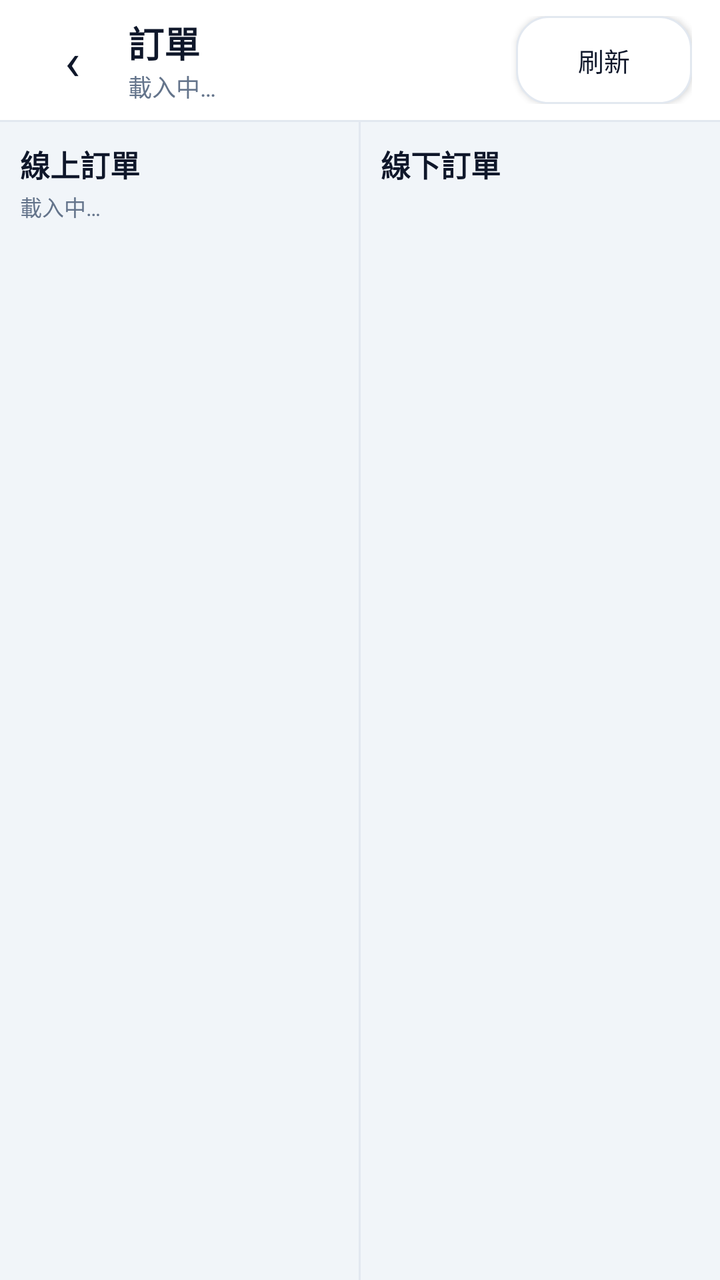
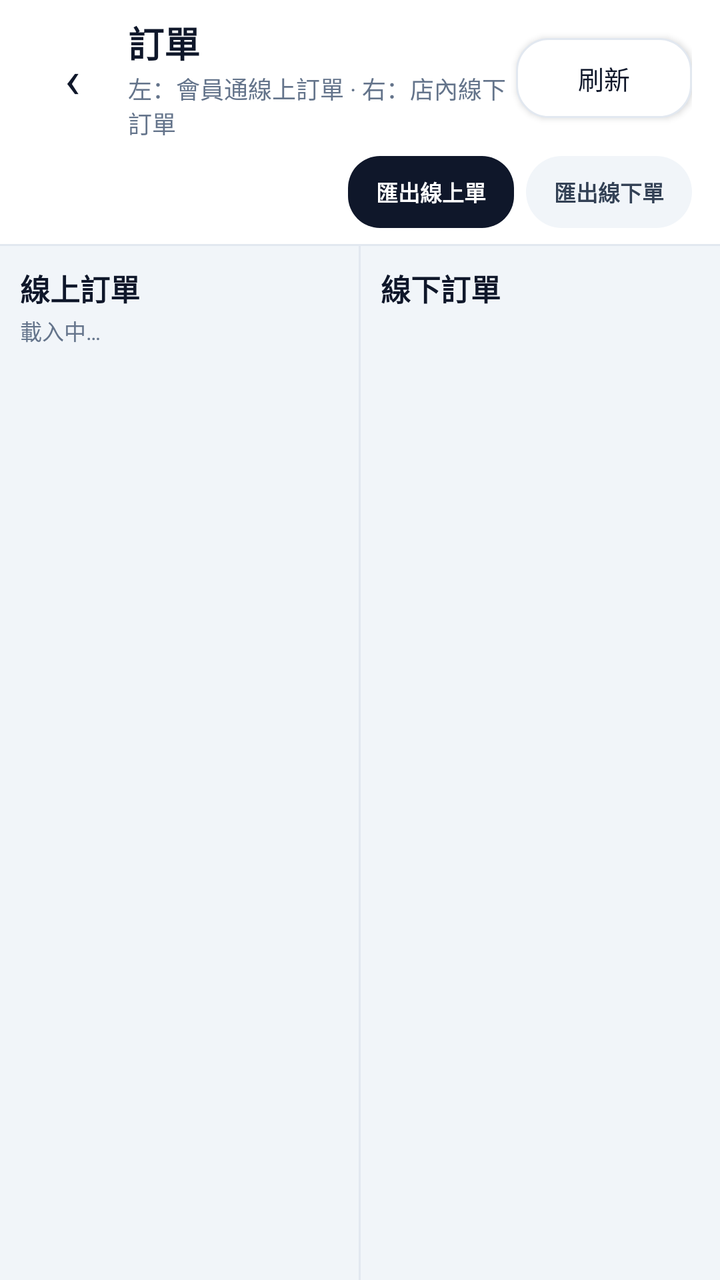

Two renders of the same Android screen: before a commit and after it. Below are the layout's source before the change and the commit's diff.
<!-- AndroidManifest.xml: application theme Theme.MacauposNative -->
<!-- res/layout/activity_orders.xml -->
<?xml version="1.0" encoding="utf-8"?>
<LinearLayout xmlns:android="http://schemas.android.com/apk/res/android"
    android:layout_width="match_parent"
    android:layout_height="match_parent"
    android:background="@color/bg_screen"
    android:fitsSystemWindows="true"
    android:orientation="vertical">

    <LinearLayout
        android:layout_width="match_parent"
        android:layout_height="wrap_content"
        android:background="@color/card"
        android:gravity="center_vertical"
        android:orientation="horizontal"
        android:paddingHorizontal="14dp"
        android:paddingVertical="8dp">

        <TextView
            android:id="@+id/btnBack"
            android:layout_width="44dp"
            android:layout_height="44dp"
            android:gravity="center"
            android:text="‹"
            android:textColor="@color/text_primary"
            android:textSize="26sp" />

        <LinearLayout
            android:layout_width="0dp"
            android:layout_height="wrap_content"
            android:layout_marginStart="6dp"
            android:layout_weight="1"
            android:orientation="vertical">

            <TextView
                android:layout_width="wrap_content"
                android:layout_height="wrap_content"
                android:text="訂單"
                android:textColor="@color/slate_900"
                android:textSize="18sp"
                android:textStyle="bold" />

            <TextView
                android:id="@+id/txtHint"
                android:layout_width="wrap_content"
                android:layout_height="wrap_content"
                android:text="載入中…"
                android:textColor="@color/text_secondary"
                android:textSize="12sp" />
        </LinearLayout>

        <Button
            android:id="@+id/btnRefresh"
            android:layout_width="wrap_content"
            android:layout_height="44dp"
            android:background="@drawable/bg_btn_outline"
            android:paddingHorizontal="16dp"
            android:text="刷新"
            android:textColor="@color/text_primary"
            android:textSize="13sp" />
    </LinearLayout>

    <View
        android:layout_width="match_parent"
        android:layout_height="1dp"
        android:background="@color/card_border" />

    
    <LinearLayout
        android:layout_width="match_parent"
        android:layout_height="0dp"
        android:layout_weight="1"
        android:orientation="horizontal">

        <LinearLayout
            android:layout_width="0dp"
            android:layout_height="match_parent"
            android:layout_weight="1"
            android:orientation="vertical"
            android:padding="10dp">

            <TextView
                android:layout_width="wrap_content"
                android:layout_height="wrap_content"
                android:text="線上訂單"
                android:textColor="@color/slate_900"
                android:textSize="15sp"
                android:textStyle="bold" />

            <TextView
                android:id="@+id/txtOnlineHint"
                android:layout_width="match_parent"
                android:layout_height="wrap_content"
                android:layout_marginTop="2dp"
                android:text="載入中…"
                android:textColor="@color/text_secondary"
                android:textSize="11sp" />

            <androidx.recyclerview.widget.RecyclerView
                android:id="@+id/recyclerOnline"
                android:layout_width="match_parent"
                android:layout_height="0dp"
                android:layout_marginTop="6dp"
                android:layout_weight="1"
                android:clipToPadding="false" />
        </LinearLayout>

        <View
            android:layout_width="1dp"
            android:layout_height="match_parent"
            android:background="@color/card_border" />

        <LinearLayout
            android:layout_width="0dp"
            android:layout_height="match_parent"
            android:layout_weight="1"
            android:orientation="vertical"
            android:padding="10dp">

            <TextView
                android:layout_width="wrap_content"
                android:layout_height="wrap_content"
                android:text="線下訂單"
                android:textColor="@color/slate_900"
                android:textSize="15sp"
                android:textStyle="bold" />

            <TextView
                android:id="@+id/txtLocalHint"
                android:layout_width="match_parent"
                android:layout_height="wrap_content"
                android:layout_marginTop="2dp"
                android:text=""
                android:textColor="@color/text_secondary"
                android:textSize="11sp" />

            <androidx.recyclerview.widget.RecyclerView
                android:id="@+id/recyclerLocal"
                android:layout_width="match_parent"
                android:layout_height="0dp"
                android:layout_marginTop="6dp"
                android:layout_weight="1"
                android:clipToPadding="false" />
        </LinearLayout>
    </LinearLayout>
</LinearLayout>
<!-- resources referenced by this layout -->
<resources>
  <color name="bg_screen">#F1F5F9</color>
  <color name="card">#FFFFFF</color>
  <color name="card_border">#E2E8F0</color>
  <color name="slate_900">#0F172A</color>
  <color name="text_primary">#0F172A</color>
  <color name="text_secondary">#64748B</color>
  <!-- drawable bg_btn_outline (drawable) -->
  <?xml version="1.0" encoding="utf-8"?>
  <selector xmlns:android="http://schemas.android.com/apk/res/android">
      <item android:state_pressed="true">
          <shape android:shape="rectangle">
              <solid android:color="@color/chip_bg" />
              <corners android:radius="16dp" />
              <stroke android:width="1dp" android:color="@color/text_faint" />
          </shape>
      </item>
      <item>
          <shape android:shape="rectangle">
              <solid android:color="@color/card" />
              <corners android:radius="16dp" />
              <stroke android:width="1dp" android:color="@color/card_border" />
          </shape>
      </item>
  </selector>
  <style name="Theme.MacauposNative" parent="android:Theme.Material.Light.NoActionBar">
          <item name="android:statusBarColor">#F1F5F9</item>
          <item name="android:navigationBarColor">#FFFFFF</item>
          <item name="android:windowBackground">#F1F5F9</item>
          <item name="android:colorAccent">#F97316</item>
          <item name="android:windowLightStatusBar">true</item>
      </style>
  <color name="chip_bg">#F8FAFC</color>
  <color name="text_faint">#94A3B8</color>
</resources>

<!-- the commit's change to res/layout/activity_orders.xml (unified diff, before → after) -->
@@ -6,6 +6,7 @@
     android:fitsSystemWindows="true"
     android:orientation="vertical">
 
+    
     <LinearLayout
         android:layout_width="match_parent"
         android:layout_height="wrap_content"
@@ -40,10 +41,10 @@
                 android:textStyle="bold" />
 
             <TextView
-                android:id="@+id/txtHint"
                 android:layout_width="wrap_content"
                 android:layout_height="wrap_content"
-                android:text="載入中…"
+                android:layout_marginTop="1dp"
+                android:text="左：會員通線上訂單 · 右：店內線下訂單"
                 android:textColor="@color/text_secondary"
                 android:textSize="12sp" />
         </LinearLayout>
@@ -51,12 +52,62 @@
         <Button
             android:id="@+id/btnRefresh"
             android:layout_width="wrap_content"
-            android:layout_height="44dp"
+            android:layout_height="40dp"
             android:background="@drawable/bg_btn_outline"
             android:paddingHorizontal="16dp"
             android:text="刷新"
             android:textColor="@color/text_primary"
             android:textSize="13sp" />
+    </LinearLayout>
+
+    
+    <LinearLayout
+        android:layout_width="match_parent"
+        android:layout_height="wrap_content"
+        android:background="@color/card"
+        android:gravity="center_vertical"
+        android:orientation="horizontal"
+        android:paddingHorizontal="14dp"
+        android:paddingBottom="8dp">
+
+        <HorizontalScrollView
+            android:layout_width="0dp"
+            android:layout_height="wrap_content"
+            android:layout_weight="1"
+            android:scrollbars="none">
+
+            <LinearLayout
+                android:id="@+id/chipsDate"
+                android:layout_width="wrap_content"
+                android:layout_height="wrap_content"
+                android:orientation="horizontal" />
+        </HorizontalScrollView>
+
+        <TextView
+            android:id="@+id/btnExportOnline"
+            android:layout_width="wrap_content"
+            android:layout_height="36dp"
+            android:layout_marginStart="8dp"
+            android:background="@drawable/bg_btn_dark"
+            android:gravity="center"
+            android:paddingHorizontal="14dp"
+            android:text="匯出線上單"
+            android:textColor="@color/card"
+            android:textSize="11sp"
+            android:textStyle="bold" />
+
+        <TextView
+            android:id="@+id/btnExportLocal"
+            android:layout_width="wrap_content"
+            android:layout_height="36dp"
+            android:layout_marginStart="6dp"
+            android:background="@drawable/bg_chip_normal"
+            android:gravity="center"
+            android:paddingHorizontal="14dp"
+            android:text="匯出線下單"
+            android:textColor="@color/slate_700"
+            android:textSize="11sp"
+            android:textStyle="bold" />
     </LinearLayout>
 
     <View
<!-- resource entries referenced after the edit -->
@@ -3,9 +3,26 @@
   <color name="bg_screen">#F1F5F9</color>
   <color name="card">#FFFFFF</color>
   <color name="card_border">#E2E8F0</color>
+  <color name="slate_700">#334155</color>
   <color name="slate_900">#0F172A</color>
   <color name="text_primary">#0F172A</color>
   <color name="text_secondary">#64748B</color>
+  <!-- drawable bg_btn_dark (drawable) -->
+  <?xml version="1.0" encoding="utf-8"?>
+  <selector xmlns:android="http://schemas.android.com/apk/res/android">
+      <item android:state_pressed="true">
+          <shape android:shape="rectangle">
+              <solid android:color="@color/slate_700" />
+              <corners android:radius="16dp" />
+          </shape>
+      </item>
+      <item>
+          <shape android:shape="rectangle">
+              <solid android:color="@color/slate_900" />
+              <corners android:radius="16dp" />
+          </shape>
+      </item>
+  </selector>
   <!-- drawable bg_btn_outline (drawable) -->
   <?xml version="1.0" encoding="utf-8"?>
   <selector xmlns:android="http://schemas.android.com/apk/res/android">
@@ -24,6 +41,22 @@
           </shape>
       </item>
   </selector>
+  <!-- drawable bg_chip_normal (drawable) -->
+  <?xml version="1.0" encoding="utf-8"?>
+  <selector xmlns:android="http://schemas.android.com/apk/res/android">
+      <item android:state_pressed="true">
+          <shape android:shape="rectangle">
+              <solid android:color="#E2E8F0" />
+              <corners android:radius="999dp" />
+          </shape>
+      </item>
+      <item>
+          <shape android:shape="rectangle">
+              <solid android:color="#F1F5F9" />
+              <corners android:radius="999dp" />
+          </shape>
+      </item>
+  </selector>
   <style name="Theme.MacauposNative" parent="android:Theme.Material.Light.NoActionBar">
           <item name="android:statusBarColor">#F1F5F9</item>
           <item name="android:navigationBarColor">#FFFFFF</item>
